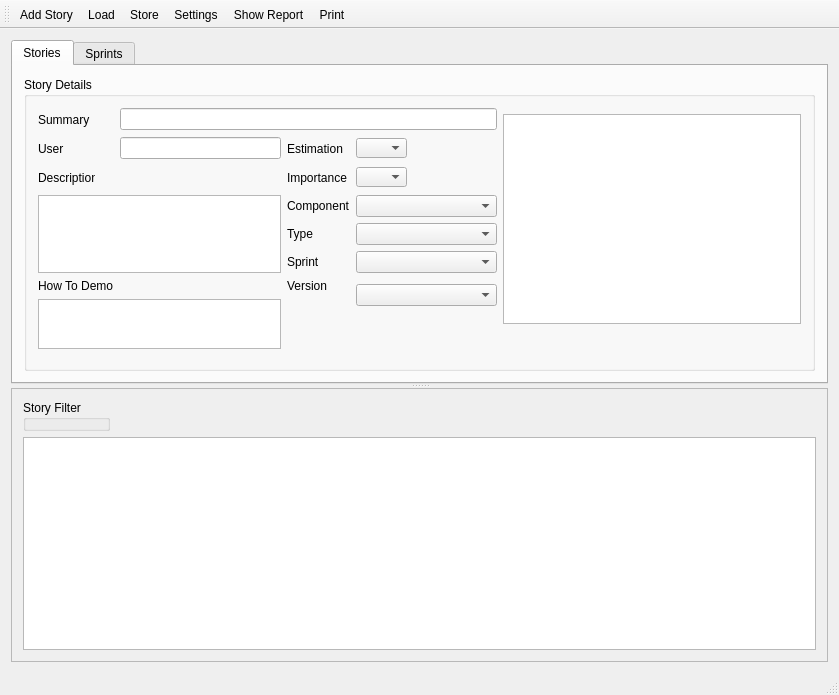
Before: the Qt Designer form mainwindow.ui in jmreyen/starfish, drawn with Qt 5.
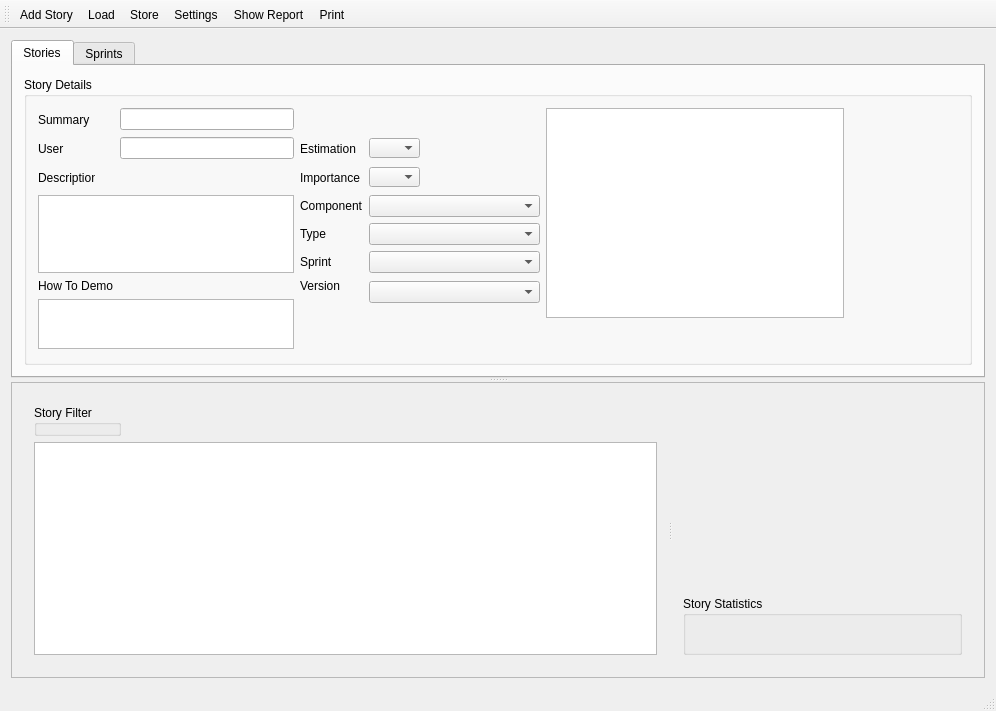
After: the same form once the commit is applied. Icons and pictures are not drawn.

```diff
--- a/mainwindow.ui
+++ b/mainwindow.ui
@@ -6,8 +6,8 @@
    <rect>
     <x>0</x>
     <y>0</y>
-    <width>812</width>
-    <height>658</height>
+    <width>996</width>
+    <height>668</height>
    </rect>
   </property>
   <property name="sizePolicy">
@@ -64,7 +64,7 @@
               </property>
              </widget>
             </item>
-            <item row="0" column="1" colspan="3">
+            <item row="0" column="1">
              <widget class="QLineEdit" name="summaryEdit">
               <property name="minimumSize">
                <size>
@@ -74,7 +74,7 @@
               </property>
              </widget>
             </item>
-            <item row="0" column="4" rowspan="9">
+            <item row="0" column="5" rowspan="9">
              <widget class="QGraphicsView" name="cardView">
               <property name="enabled">
                <bool>true</bool>
@@ -157,6 +157,19 @@
               </property>
              </widget>
             </item>
+            <item row="1" column="4">
+             <spacer name="horizontalSpacer_3">
+              <property name="orientation">
+               <enum>Qt::Horizontal</enum>
+              </property>
+              <property name="sizeHint" stdset="0">
+               <size>
+                <width>0</width>
+                <height>20</height>
+               </size>
+              </property>
+             </spacer>
+            </item>
             <item row="2" column="0">
              <widget class="QLabel" name="label_7">
               <property name="minimumSize">
@@ -216,7 +229,7 @@
               </property>
              </widget>
             </item>
-            <item row="3" column="3">
+            <item row="3" column="3" colspan="2">
              <widget class="QComboBox" name="comComboBox">
               <property name="minimumSize">
                <size>
@@ -239,7 +252,7 @@
               </property>
              </widget>
             </item>
-            <item row="4" column="3">
+            <item row="4" column="3" colspan="2">
              <widget class="QComboBox" name="typComboBox">
               <property name="minimumSize">
                <size>
@@ -249,7 +262,7 @@
               </property>
              </widget>
             </item>
-            <item row="4" column="5">
+            <item row="4" column="6">
              <spacer name="horizontalSpacer_2">
               <property name="orientation">
                <enum>Qt::Horizontal</enum>
@@ -269,7 +282,7 @@
               </property>
              </widget>
             </item>
-            <item row="5" column="3">
+            <item row="5" column="3" colspan="2">
              <widget class="QComboBox" name="sprComboBox">
               <property name="minimumSize">
                <size>
@@ -293,7 +306,7 @@
               </property>
              </widget>
             </item>
-            <item row="6" column="3" rowspan="2">
+            <item row="6" column="3" rowspan="2" colspan="2">
              <widget class="QComboBox" name="verComboBox">
               <property name="minimumSize">
                <size>
@@ -319,7 +332,7 @@
               </property>
              </widget>
             </item>
-            <item row="8" column="3" rowspan="2">
+            <item row="8" column="3" rowspan="2" colspan="2">
              <spacer name="verticalSpacer">
               <property name="orientation">
                <enum>Qt::Vertical</enum>
@@ -332,7 +345,7 @@
               </property>
              </spacer>
             </item>
-            <item row="9" column="4" rowspan="2">
+            <item row="9" column="5">
              <spacer name="verticalSpacer_2">
               <property name="orientation">
                <enum>Qt::Vertical</enum>
@@ -358,6 +371,19 @@
               </property>
              </spacer>
             </item>
+            <item row="2" column="4">
+             <spacer name="horizontalSpacer_4">
+              <property name="orientation">
+               <enum>Qt::Horizontal</enum>
+              </property>
+              <property name="sizeHint" stdset="0">
+               <size>
+                <width>40</width>
+                <height>20</height>
+               </size>
+              </property>
+             </spacer>
+            </item>
            </layout>
           </widget>
          </item>
@@ -689,28 +715,21 @@
        <property name="frameShadow">
         <enum>QFrame::Raised</enum>
        </property>
+       <layout class="QGridLayout" name="gridLayout_8">
+        <item row="0" column="0">
+         <widget class="QSplitter" name="splitter_2">
+          <property name="orientation">
+           <enum>Qt::Horizontal</enum>
+          </property>
+          <widget class="QWidget" name="layoutWidget">
        <layout class="QGridLayout" name="gridLayout_2">
         <item row="0" column="0">
          <widget class="QGroupBox" name="showStatusGroupBox">
           <property name="title">
            <string>Story Filter</string>
           </property>
-          <zorder>textEdit</zorder>
-         </widget>
-        </item>
-        <item row="0" column="1">
-         <spacer name="horizontalSpacer">
-          <property name="orientation">
-           <enum>Qt::Horizontal</enum>
-          </property>
-          <property name="sizeHint" stdset="0">
-           <size>
-            <width>618</width>
-            <height>14</height>
-           </size>
-          </property>
-         </spacer>
-        </item>
+             </widget>
+            </item>
         <item row="1" column="0" colspan="2">
          <widget class="QTreeView" name="storyTreeView">
           <property name="minimumSize">
@@ -748,6 +767,65 @@
           </attribute>
          </widget>
         </item>
+            <item row="0" column="1">
+             <spacer name="horizontalSpacer">
+              <property name="orientation">
+               <enum>Qt::Horizontal</enum>
+              </property>
+              <property name="sizeHint" stdset="0">
+               <size>
+                <width>37</width>
+                <height>17</height>
+               </size>
+              </property>
+             </spacer>
+            </item>
+           </layout>
+          </widget>
+          <widget class="QWidget" name="layoutWidget">
+           <layout class="QGridLayout" name="gridLayout_6">
+            <item row="1" column="0">
+             <widget class="QGroupBox" name="storyStatisticsGroupBox">
+              <property name="title">
+               <string>Story Statistics</string>
+              </property>
+              <layout class="QGridLayout" name="gridLayout_5">
+               <item row="0" column="0">
+                <widget class="QLabel" name="statisticsLabel">
+                 <property name="text">
+                  <string/>
+                 </property>
+                 <property name="textFormat">
+                  <enum>Qt::RichText</enum>
+                 </property>
+                 <property name="scaledContents">
+                  <bool>true</bool>
+                 </property>
+                 <property name="alignment">
+                  <set>Qt::AlignLeading|Qt::AlignLeft|Qt::AlignTop</set>
+                 </property>
+                </widget>
+               </item>
+              </layout>
+             </widget>
+            </item>
+            <item row="0" column="0">
+             <spacer name="verticalSpacer_4">
+              <property name="orientation">
+               <enum>Qt::Vertical</enum>
+              </property>
+              <property name="sizeHint" stdset="0">
+               <size>
+                <width>17</width>
+                <height>37</height>
+               </size>
+              </property>
+             </spacer>
+            </item>
+           </layout>
+          </widget>
+         </widget>
+        </item>
        </layout>
       </widget>
      </widget>
```
Left out of the diff: 4 changed lines with no effect on the pictures. Lines whose indentation alone changed are shown as unchanged.
